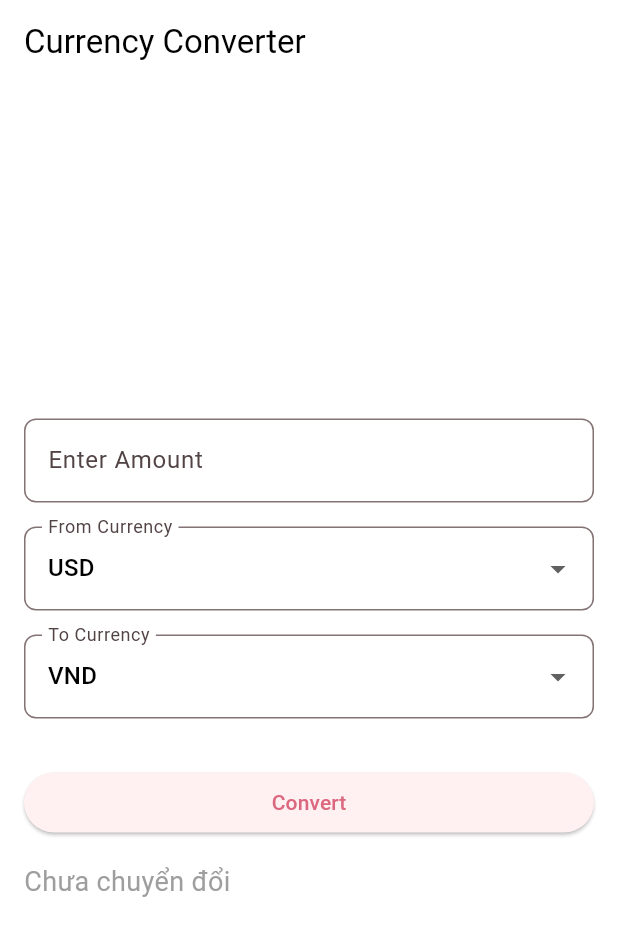
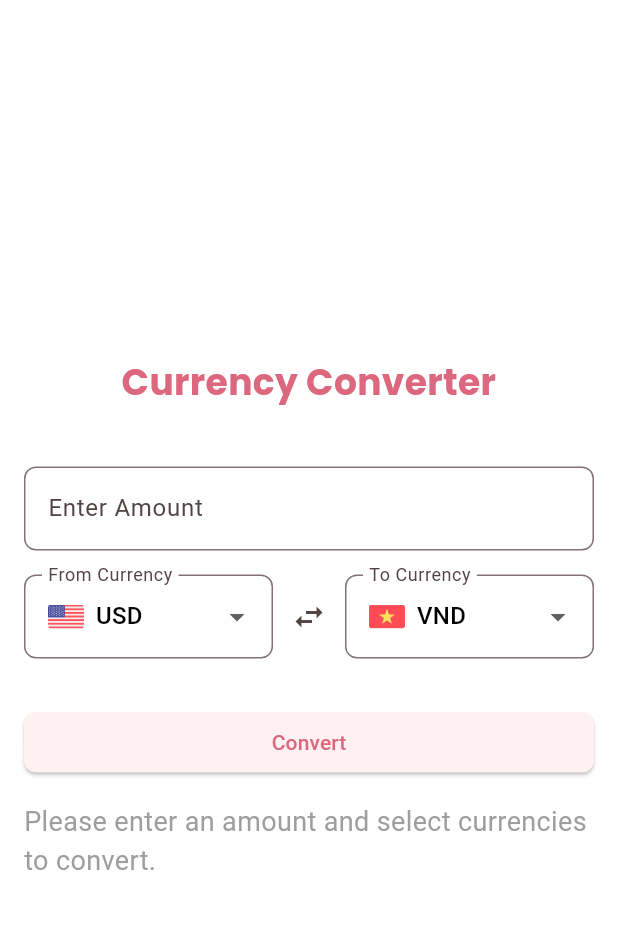
Before and after one commit to vohoangloc123/currency_converter, a Flutter app: the screen it shows after launch, on a phone screen of 412 x 824 dp. Shown: the top 936 px of the screen. Run offline on Flutter 3.47's test engine with Material 3 defaults, Android fonts, the phone set to English and light mode, and no system bars; our stand-ins replace flutter_dotenv, flutter_spinkit, google_fonts.

Commit message:
Refactor UI

```diff
--- a/lib/screens/currency_converter_screen.dart
+++ b/lib/screens/currency_converter_screen.dart
@@ -1,6 +1,7 @@
 import 'package:currencyconverter/utils/currency_converter.dart';
 import 'package:flutter/material.dart';
 import 'package:flutter_spinkit/flutter_spinkit.dart';
+import 'package:google_fonts/google_fonts.dart';
 
 class CurrencyConverterScreen extends StatefulWidget {
   const CurrencyConverterScreen({super.key});
@@ -18,6 +19,12 @@ class _CurrencyConverterScreenState extends State<CurrencyConverterScreen> {
   bool _isLoading = false;
 
   final List<String> currencies = ['USD', 'VND', 'EUR', 'GBP'];
+  final Map<String, String> currencyFlags = {
+    'USD': 'assets/flags/us.png',
+    'VND': 'assets/flags/vn.png',
+    'EUR': 'assets/flags/eu.png',
+    'GBP': 'assets/flags/gb.png',
+  };
 
   void _handleConvert() async {
     double amount = double.tryParse(_amountController.text) ?? 0.0;
@@ -66,18 +73,33 @@ class _CurrencyConverterScreenState extends State<CurrencyConverterScreen> {
     });
   }
 
+  void _swapCurrencies() {
+    setState(() {
+      final temp = _fromCurrency;
+      _fromCurrency = _toCurrency;
+      _toCurrency = temp;
+    });
+  }
+
   @override
   Widget build(BuildContext context) {
     return Scaffold(
-      appBar: AppBar(
-        title: const Text('Currency Converter'),
-      ),
       body: Padding(
         padding: const EdgeInsets.all(16.0),
         child: Column(
           mainAxisAlignment: MainAxisAlignment.center,
           crossAxisAlignment: CrossAxisAlignment.stretch,
           children: [
+            Text(
+              'Currency Converter',
+              style: GoogleFonts.poppins(
+                fontSize: 24,
+                fontWeight: FontWeight.bold,
+                color: Theme.of(context).colorScheme.primary,
+              ),
+              textAlign: TextAlign.center,
+            ),
+            const SizedBox(height: 40.0),
             TextField(
               controller: _amountController,
               keyboardType: TextInputType.number,
@@ -89,14 +111,28 @@ class _CurrencyConverterScreenState extends State<CurrencyConverterScreen> {
               ),
             ),
             const SizedBox(height: 16.0),
-            DropdownButtonFormField<String>(
+            Row(
+              children: [
+                Expanded(
+                  child: DropdownButtonFormField<String>(
                     value: _fromCurrency,
-              items: currencies
-                  .map((currency) => DropdownMenuItem(
+                    items: currencies.map((currency) {
+                      return DropdownMenuItem(
                         value: currency,
-                        child: Text(currency),
-                      ))
-                  .toList(),
+                        child: Row(
+                          children: [
+                            Image.asset(
+                              currencyFlags[currency]!,
+                              width: 24,
+                              height: 16,
+                              fit: BoxFit.cover,
+                            ),
+                            const SizedBox(width: 8.0),
+                            Text(currency),
+                          ],
+                        ),
+                      );
+                    }).toList(),
                     onChanged: (newValue) {
                       setState(() {
                         _fromCurrency = newValue;
@@ -109,15 +145,32 @@ class _CurrencyConverterScreenState extends State<CurrencyConverterScreen> {
                       ),
                     ),
                   ),
-            const SizedBox(height: 16.0),
-            DropdownButtonFormField<String>(
+                ),
+                IconButton(
+                  icon: const Icon(Icons.swap_horiz),
+                  onPressed: _swapCurrencies,
+                  tooltip: 'Swap currencies',
+                ),
+                Expanded(
+                  child: DropdownButtonFormField<String>(
                     value: _toCurrency,
-              items: currencies
-                  .map((currency) => DropdownMenuItem(
+                    items: currencies.map((currency) {
+                      return DropdownMenuItem(
                         value: currency,
-                        child: Text(currency),
-                      ))
-                  .toList(),
+                        child: Row(
+                          children: [
+                            Image.asset(
+                              currencyFlags[currency]!,
+                              width: 24,
+                              height: 16,
+                              fit: BoxFit.cover,
+                            ),
+                            const SizedBox(width: 8.0),
+                            Text(currency),
+                          ],
+                        ),
+                      );
+                    }).toList(),
                     onChanged: (newValue) {
                       setState(() {
                         _toCurrency = newValue;
@@ -130,10 +183,18 @@ class _CurrencyConverterScreenState extends State<CurrencyConverterScreen> {
                       ),
                     ),
                   ),
+                ),
+              ],
+            ),
             const SizedBox(height: 32.0),
             ElevatedButton(
               onPressed: _handleConvert,
               child: const Text('Convert'),
+              style: ElevatedButton.styleFrom(
+                shape: RoundedRectangleBorder(
+                  borderRadius: BorderRadius.circular(8.0), // Bo góc nhẹ 8px
+                ),
+              ),
             ),
             const SizedBox(height: 16.0),
             if (_isLoading)
@@ -148,7 +209,7 @@ class _CurrencyConverterScreenState extends State<CurrencyConverterScreen> {
               )
             else
               const Text(
-                'Chưa chuyển đổi',
+                'Please enter an amount and select currencies to convert.',
                 style: TextStyle(fontSize: 18, color: Colors.grey),
               ),
           ],
--- a/pubspec.yaml
+++ b/pubspec.yaml
@@ -38,6 +38,8 @@ dependencies:
   flutter_dotenv: ^5.2.1
   flutter_spinkit: ^5.2.1
   http: ^1.2.2
+  google_fonts: ^6.2.1
+
 
 dev_dependencies:
   flutter_test:
@@ -67,6 +69,7 @@ flutter:
   #   - images/a_dot_ham.jpeg
   assets:
     - assets/
+    - assets/flags/
   # An image asset can refer to one or more resolution-specific "variants", see
   # https://flutter.dev/to/resolution-aware-images
 
```
Also changed, not shown: assets/flags/eu.png (added), assets/flags/gb.png (added), assets/flags/us.png (added), assets/flags/vn.png (added), pubspec.lock, 1 other file. Lines whose indentation alone changed are shown as unchanged.
